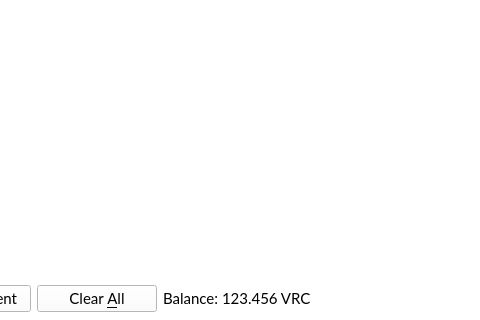
Before: the Qt Designer form src/qt/forms/sendbitcoinsdialog.ui in VeriConomy/vericoin, drawn with Qt 5; both pictures show x 100 to 580 and y 448 to 768 of the 1024 by 768 pixel window.
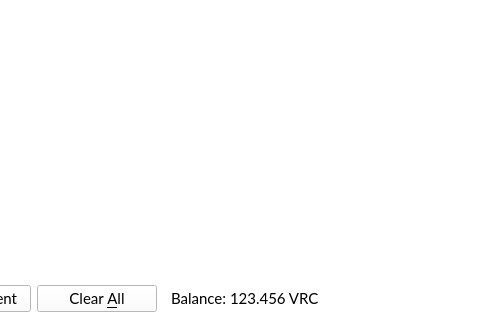
After: the same form once the commit is applied. Icons and pictures are not drawn.

Patch:
```diff
--- a/src/qt/forms/sendbitcoinsdialog.ui
+++ b/src/qt/forms/sendbitcoinsdialog.ui
@@ -861,6 +861,9 @@
          <property name="text">
           <string>Balance:</string>
          </property>
+         <property name="indent">
+          <number>8</number>
+         </property>
         </widget>
        </item>
        <item>
```
Left out of the diff: 2 changed lines with no effect on the pictures.
